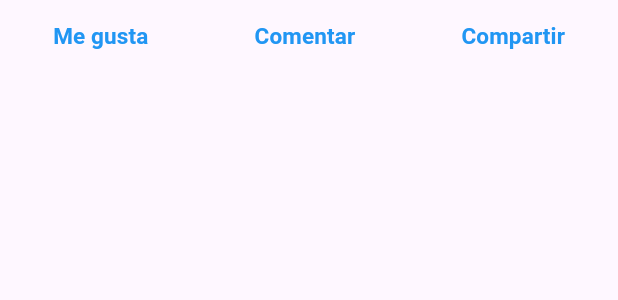
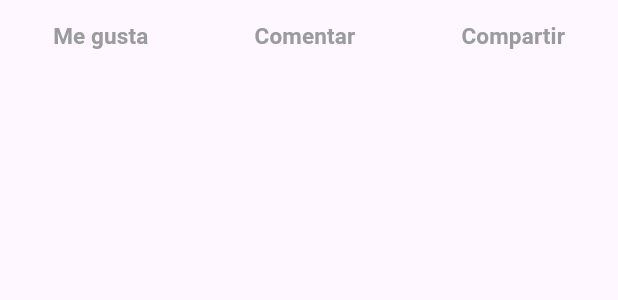
Before and after one commit to edwin1007/curso-flutter, a Flutter app: the ButtonsCard widget shown alone on an empty page, opened directly, on a phone screen of 412 x 824 dp. Shown: the top 300 px of the screen. Run offline on Flutter 3.47's test engine with Material 3 defaults, Android fonts, the phone set to English and light mode, and no system bars; network calls fail.

Commit message:
separated widgets and data.dart creation

```diff
--- a/hello_world/lib/widgets/buttons_card.dart
+++ b/hello_world/lib/widgets/buttons_card.dart
@@ -1,4 +1,5 @@
 import 'package:flutter/material.dart';
+import 'like_button.dart';
 
 class ButtonsCard extends StatelessWidget {
   const ButtonsCard({
@@ -8,17 +9,14 @@ class ButtonsCard extends StatelessWidget {
   @override
   Widget build(BuildContext context) {
     const textStyle = TextStyle(
-        color: Colors.blue, fontSize: 15, fontWeight: FontWeight.bold);
+        color: Color.fromARGB(255, 154, 155, 157),
+        fontSize: 15,
+        fontWeight: FontWeight.bold);
     return Row(
       mainAxisAlignment: MainAxisAlignment.spaceAround,
       children: [
         // primer boton
-        TextButton(
-            onPressed: () {},
-            child: const Text(
-              'Me gusta',
-              style: textStyle,
-            )),
+        LikeButton(textStyle: textStyle),
         // segundo boton
         TextButton(
             onPressed: () {},
--- /dev/null
+++ b/hello_world/lib/widgets/like_button.dart
@@ -0,0 +1,20 @@
+import 'package:flutter/material.dart';
+
+class LikeButton extends StatelessWidget {
+  const LikeButton({
+    super.key,
+    required this.textStyle,
+  });
+
+  final TextStyle textStyle;
+
+  @override
+  Widget build(BuildContext context) {
+    return TextButton(
+        onPressed: () {},
+        child: Text(
+          'Me gusta',
+          style: textStyle,
+        ));
+  }
+}
```
Also changed, not shown: hello_world/lib/data/data.dart (added, +20 -0 lines), hello_world/lib/screens/home_screen.dart (+2 -9 lines), hello_world/lib/widgets/description_card.dart (+6 -3 lines), hello_world/lib/widgets/feed_card.dart (+14 -5 lines), hello_world/lib/widgets/image_card.dart (+4 -4 lines), hello_world/lib/widgets/list_view_feed.dart (added, +20 -0 lines), hello_world/lib/widgets/title_card.dart (+5 -2 lines).
